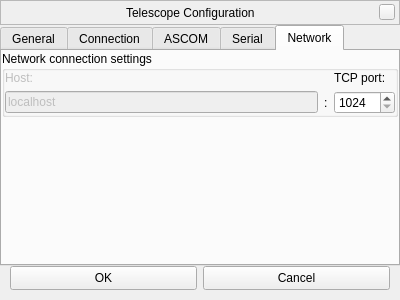
This is plugins/TelescopeControl/src/gui/telescopePropertiesWindow.ui in AlBannaTechno/stellarium as Qt 5 draws it before an edit. The edited form follows.
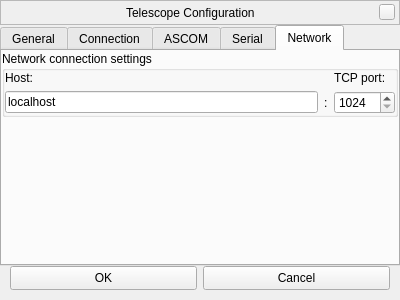
This is the edited form. The open tabs and pages were chosen to show the change. Custom widgets are drawn as their Qt base class.

Commit message: host field should be enabled by default, grrr...

```diff
--- a/plugins/TelescopeControl/src/gui/telescopePropertiesWindow.ui
+++ b/plugins/TelescopeControl/src/gui/telescopePropertiesWindow.ui
@@ -718,9 +718,6 @@
               </property>
               <item row="0" column="0">
                <widget class="QLabel" name="labelHost">
-                <property name="enabled">
-                 <bool>false</bool>
-                </property>
                 <property name="text">
                  <string>Host:</string>
                 </property>
@@ -728,9 +725,6 @@
               </item>
               <item row="1" column="0">
                <widget class="QLineEdit" name="lineEditHostName">
-                <property name="enabled">
-                 <bool>false</bool>
-                </property>
                 <property name="toolTip">
                  <string>Host name or IPv4 address of the machine that hosts the telescope server</string>
                 </property>
```
